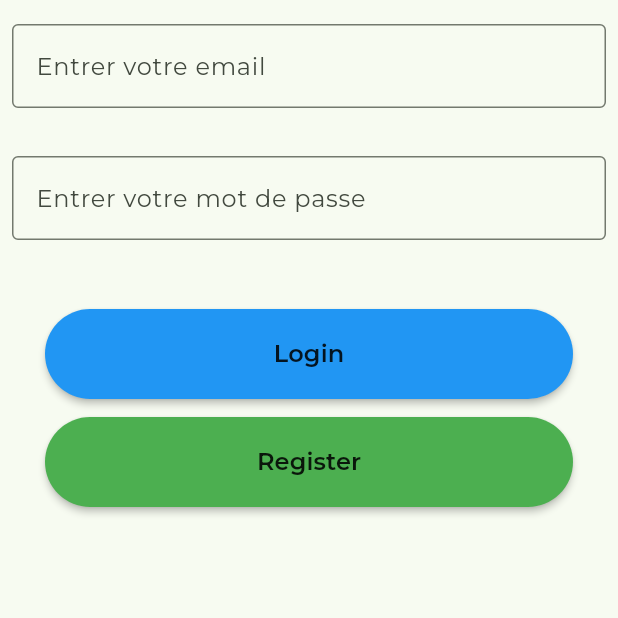
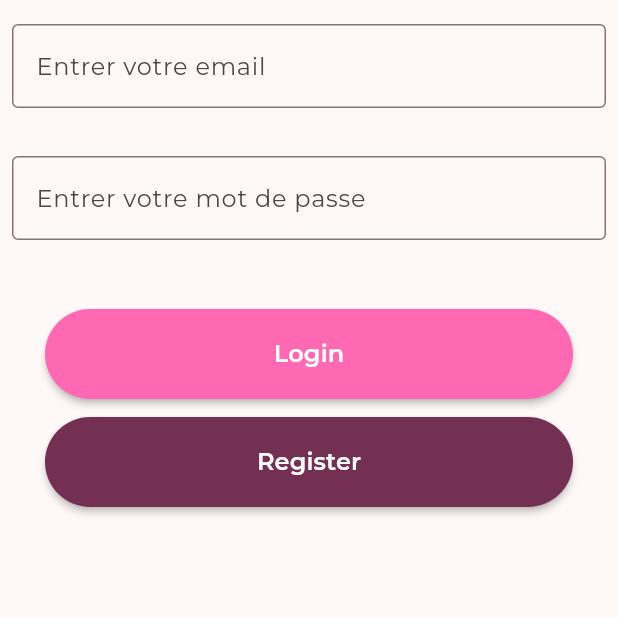
Before and after one commit to ChaimaJeljli8/TODO_APP, a Flutter app: the screen it shows after launch, on a phone screen of 412 x 824 dp, the top half of it. Run offline on Flutter 3.47's test engine with Material 3 defaults, Android fonts, the phone set to English and light mode, and no system bars; our stand-ins replace bloc, dartz, equatable, firebase_auth, firebase_core, flutter_bloc and 4 more; accounts and stored records are empty.

Commit message:
theme colors change

```diff
--- a/lib/core/themes/color_manager.dart
+++ b/lib/core/themes/color_manager.dart
@@ -1,4 +1,4 @@
-import 'package:flutter/material.dart';
+/*import 'package:flutter/material.dart';
 
 class ColorManager {
   static const seedColorLight = Color.fromARGB(255, 33, 240, 54);
@@ -6,3 +6,21 @@ class ColorManager {
 
   static const Color loadingWidgetColor = Color.fromARGB(199, 131, 217, 234);
 }
+*/
+import 'package:flutter/material.dart';
+
+class ColorManager {
+  // Girly pink colors
+  static const seedColorLight = Color(0xFFFF69B4); // Hot pink
+  static const seedColorDark = Color(0xFFDB7093); // Pale violet red
+
+  // Additional pink shades
+  static const Color lightPink = Color(0xFFFFB6C1);
+  static const Color mediumPink = Color(0xFFFF91A4);
+  static const Color darkPink = Color(0xFFC71585);
+  static const Color loadingWidgetColor = Color(0xFFFFB6C1);
+
+  // Accent colors
+  static const Color lavender = Color(0xFFE6E6FA);
+  static const Color mint = Color(0xFF98FB98);
+}
--- a/lib/core/themes/theme_manager.dart
+++ b/lib/core/themes/theme_manager.dart
@@ -6,7 +6,7 @@ enum AppTheme {
   lightTheme,
   darkTheme,
 }
-
+/*
 class AppThemes {
   static final appThemeData = {
     AppTheme.lightTheme: ThemeData(
@@ -22,3 +22,29 @@ class AppThemes {
         fontFamily: FontConstants.fontFamily),
   };
 }
+*/
+// app_themes.dart
+
+
+class AppThemes {
+  static final appThemeData = {
+    AppTheme.lightTheme: ThemeData(
+      useMaterial3: true,
+      colorSchemeSeed: ColorManager.seedColorLight, // Use only colorSchemeSeed
+      fontFamily: FontConstants.fontFamily,
+      // Remove primaryColor, primaryColorLight, primaryColorDark when using colorSchemeSeed
+      // The colorSchemeSeed will automatically generate all primary colors
+      hintColor: ColorManager.lavender,
+      cardColor: Colors.white,
+    ),
+    AppTheme.darkTheme: ThemeData(
+      useMaterial3: true,
+      colorSchemeSeed: ColorManager.seedColorDark, // Use only colorSchemeSeed
+      brightness: Brightness.dark,
+      fontFamily: FontConstants.fontFamily,
+      // Remove primaryColor, primaryColorLight, primaryColorDark when using colorSchemeSeed
+      hintColor: ColorManager.lavender.withOpacity(0.3),
+      cardColor: Colors.grey[800],
+    ),
+  };
+}
--- a/lib/features/auth/presentation/widgets/auth_btn.dart
+++ b/lib/features/auth/presentation/widgets/auth_btn.dart
@@ -1,15 +1,17 @@
 import 'package:flutter/material.dart';
+import 'package:todo_app/core/themes/color_manager.dart';
 
 class AuthButton extends StatelessWidget {
   final String text;
   final void Function() onPressed;
   final Color color;
 
-  const AuthButton(
-      {super.key,
-      required this.text,
-      required this.onPressed,
-      required this.color});
+  const AuthButton({
+    super.key,
+    required this.text,
+    required this.onPressed,
+    required this.color,
+  });
 
   @override
   Widget build(BuildContext context) {
@@ -18,12 +20,15 @@ class AuthButton extends StatelessWidget {
       height: 60,
       onPressed: onPressed,
       color: color,
-      shape: RoundedRectangleBorder(borderRadius: BorderRadius.circular(40)),
+      shape: RoundedRectangleBorder(
+        borderRadius: BorderRadius.circular(40),
+      ),
       child: Text(
         text,
         style: const TextStyle(
           fontWeight: FontWeight.w600,
           fontSize: 16,
+          color: Colors.white,
         ),
       ),
     );
--- a/lib/features/auth/presentation/widgets/login_form.dart
+++ b/lib/features/auth/presentation/widgets/login_form.dart
@@ -1,6 +1,7 @@
 import 'package:flutter/material.dart';
 import 'package:flutter_bloc/flutter_bloc.dart';
 import 'package:go_router/go_router.dart';
+import 'package:todo_app/core/themes/color_manager.dart';
 import 'package:todo_app/features/auth/domain/entities/user_entity.dart';
 import 'package:todo_app/features/auth/presentation/blocs/auth/auth_bloc.dart';
 import 'package:todo_app/features/auth/presentation/widgets/auth_btn.dart';
@@ -88,7 +89,7 @@ class LoginFormState extends State<LoginForm> {
                       return AuthButton(
                           text: "Login",
                           onPressed: validateAndLoginUser,
-                          color: Colors.blue);
+                          color: ColorManager.seedColorLight);
                     }
                   },
                 ),
@@ -96,7 +97,7 @@ class LoginFormState extends State<LoginForm> {
                 AuthButton(
                     text: "Register",
                     onPressed: () => GoRouter.of(context).goNamed('register'),
-                    color: Colors.green),
+                    color: const Color.fromARGB(255, 116, 48, 82)),
               ],
             ),
           ),
--- a/lib/features/auth/presentation/widgets/register_form.dart
+++ b/lib/features/auth/presentation/widgets/register_form.dart
@@ -1,6 +1,7 @@
 import 'package:flutter/material.dart';
 import 'package:flutter_bloc/flutter_bloc.dart';
 import 'package:go_router/go_router.dart';
+import 'package:todo_app/core/themes/color_manager.dart';
 import 'package:todo_app/features/auth/domain/entities/user_entity.dart';
 import 'package:todo_app/features/auth/presentation/blocs/register/register_bloc.dart';
 import 'package:todo_app/features/auth/presentation/widgets/auth_btn.dart';
@@ -123,7 +124,7 @@ class RegisterFormState extends State<RegisterForm> {
                         return AuthButton(
                           text: "Register",
                           onPressed: validateAndRegisterUser,
-                          color: Colors.green,
+                          color: const Color.fromARGB(255, 116, 48, 82),
                         );
                       }
                     },
@@ -133,7 +134,7 @@ class RegisterFormState extends State<RegisterForm> {
                     text: "Login",
                     onPressed: () =>
                         GoRouter.of(context).goNamed('login'),
-                    color: Colors.blue,
+                    color: ColorManager.seedColorLight,
                   ),
                 ],
               ),
```
Also changed, not shown: lib/core/themes/font_manger.dart (deleted, +0 -23 lines), lib/features/tasks/presentation/blocs/bloc/switch_theme_bloc.dart (deleted, +0 -20 lines), lib/features/tasks/presentation/blocs/bloc/switch_theme_bloc_bloc.dart (deleted, +0 -13 lines), lib/features/tasks/presentation/blocs/bloc/switch_theme_bloc_event.dart (deleted, +0 -8 lines), lib/features/tasks/presentation/blocs/bloc/switch_theme_bloc_state.dart (deleted, +0 -10 lines), lib/features/tasks/presentation/blocs/bloc/switch_theme_event.dart (deleted, +0 -16 lines), lib/features/tasks/presentation/blocs/bloc/switch_theme_state.dart (deleted, +0 -15 lines).
